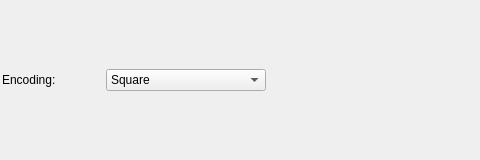
Qt form source/leveltabframewidget.ui (pionere/d1-graphics-tool) before a commit.
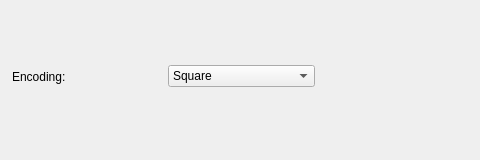
The same form after that commit.

Commit message: adjust the tileset-tabs

```diff
--- a/source/leveltabframewidget.ui
+++ b/source/leveltabframewidget.ui
@@ -18,7 +18,7 @@
   </property>
   <layout class="QVBoxLayout" name="verticalLayout_0">
    <property name="spacing">
-    <number>0</number>
+    <number>4</number>
    </property>
    <property name="leftMargin">
     <number>2</number>
@@ -33,29 +33,15 @@
     <number>2</number>
    </property>
    <item>
-    <layout class="QVBoxLayout" name="verticalLayout_1">
-     <property name="spacing">
-      <number>4</number>
-     </property>
-     <item>
       <layout class="QHBoxLayout" name="horizontalLayout_2">
+     <property name="leftMargin">
+      <number>10</number>
+     </property>
        <property name="spacing">
-        <number>4</number>
+      <number>10</number>
        </property>
        <item>
         <widget class="QLabel" name="frameTypeLabel">
-         <property name="minimumSize">
-          <size>
-           <width>100</width>
-           <height>0</height>
-          </size>
-         </property>
-         <property name="maximumSize">
-          <size>
-           <width>100</width>
-           <height>16777215</height>
-          </size>
-         </property>
          <property name="text">
           <string>Encoding:</string>
          </property>
@@ -63,17 +49,11 @@
        </item>
        <item>
         <widget class="QComboBox" name="frameTypeComboBox">
-         <property name="minimumSize">
-          <size>
-           <width>160</width>
-           <height>0</height>
-          </size>
-         </property>
-         <property name="maximumSize">
-          <size>
-           <width>160</width>
-           <height>16777215</height>
-          </size>
+       <property name="minimumWidth">
+        <number>160</number>
+       </property>
+       <property name="maximumWidth">
+        <number>160</number>
          </property>
          <item>
           <property name="text">
@@ -110,10 +90,22 @@
        <item>
         <widget class="QLabel" name="frameTypeMsgLabel"/>
        </item>
-      </layout>
+     <item>
+      <spacer name="horizontalSpacer_2">
+       <property name="orientation">
+        <enum>Qt::Horizontal</enum>
+       </property>
+      </spacer>
      </item>
     </layout>
    </item>
+   <item>
+    <spacer name="verticalSpacer">
+     <property name="orientation">
+      <enum>Qt::Vertical</enum>
+     </property>
+    </spacer>
+   </item>
   </layout>
  </widget>
  <resources/>
```
Lines whose indentation alone changed are shown as unchanged. The commit also changes 2 other files.
